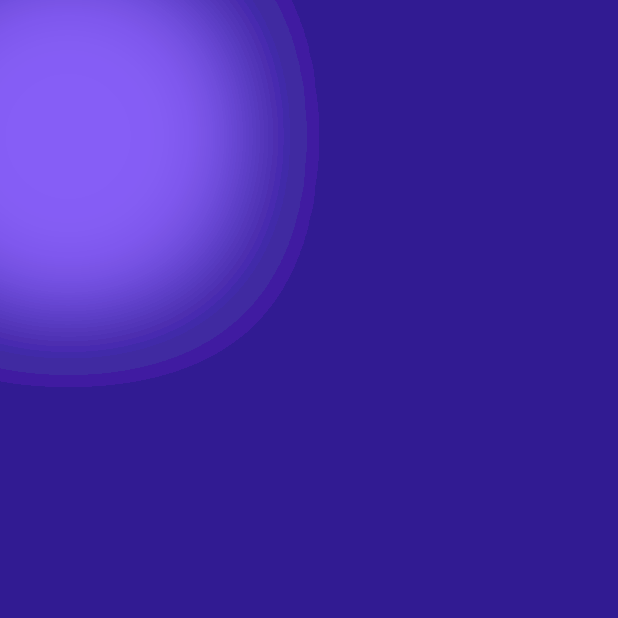
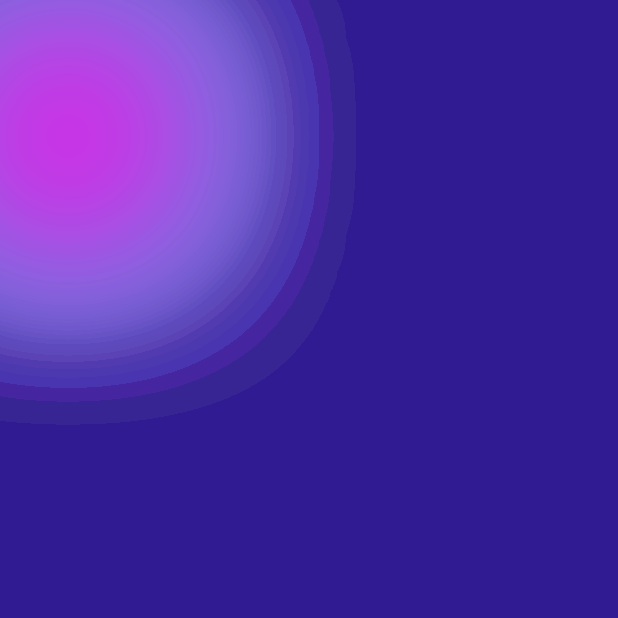
Before and after one commit to MariaBiserica/License-UI, a Flutter app: the screen it shows after launch, on a phone screen of 412 x 824 dp, the top half of it. Run offline on Flutter 3.47's test engine with Material 3 defaults, Android fonts, the phone set to English and light mode, and no system bars; our stand-ins replace cloud_firestore, file_picker, firebase_auth, firebase_core, firebase_storage, fl_chart and 1 more; accounts and stored records are empty; network calls fail.

Commit message:
Added more animations to the background and refactored folder structure.

```diff
--- a/license_peaksight/lib/authentication/animated_background.dart
+++ b/license_peaksight/lib/authentication/animated_background/animated_background.dart
@@ -2,6 +2,7 @@ import 'dart:math';
 import 'dart:ui';
 
 import 'package:flutter/material.dart';
+import 'package:license_peaksight/authentication/animated_background/circle_painter.dart';
 
 class PulsingBackground extends StatefulWidget {
   @override
@@ -11,13 +12,13 @@ class PulsingBackground extends StatefulWidget {
 class _PulsingBackgroundState extends State<PulsingBackground>
     with SingleTickerProviderStateMixin {
   late AnimationController _controller;
-  late List<Offset> _positions;
+  late List<Offset> _positions1, _positions2, _positions3;
 
   @override
   void initState() {
     super.initState();
     _controller = AnimationController(
-      duration: const Duration(seconds: 2), // Duration for one full cycle
+      duration: const Duration(seconds: 4), // Duration for one full cycle
       vsync: this,
     )..repeat(reverse: true);
   }
@@ -25,7 +26,9 @@ class _PulsingBackgroundState extends State<PulsingBackground>
   @override
   void didChangeDependencies() {
     super.didChangeDependencies();
-    _positions = generateRandomPositions(15);
+    _positions1 = generateRandomPositions(15);
+    _positions2 = generateRandomPositions(10);
+    _positions3 = generateRandomPositions(5);
   }
 
   List<Offset> generateRandomPositions(int count) {
@@ -51,8 +54,25 @@ class _PulsingBackgroundState extends State<PulsingBackground>
               painter: CirclePainter(
                 context: context,
                 controllerValue: _controller.value,
-                positions: _positions,
+                color: Color.fromARGB(255, 135, 95, 222).withOpacity(1 - _controller.value),
+                positions: _positions1,
               ),
+              child: CustomPaint(
+                painter: CirclePainter(
+                  context: context,
+                  controllerValue: _controller.value,
+                  color: Color.fromARGB(189, 55, 178, 222).withOpacity(1 - _controller.value),
+                  positions: _positions2,
+                ),
+                child: CustomPaint(
+                  painter: CirclePainter(
+                    context: context,
+                    controllerValue: _controller.value,
+                    color: Color.fromARGB(122, 236, 22, 233).withOpacity(1 - _controller.value),
+                    positions: _positions3,
+                  ),
+                ),
+              )
             );
           },
         ),
@@ -66,35 +86,3 @@ class _PulsingBackgroundState extends State<PulsingBackground>
     super.dispose();
   }
 }
-
-class CirclePainter extends CustomPainter {
-  CirclePainter({
-    required this.context,
-    required this.controllerValue,
-    required this.positions,
-  });
-
-  final BuildContext context;
-  final double controllerValue;
-  final List<Offset> positions;
-
-  @override
-  void paint(Canvas canvas, Size size) {
-    Paint paint = Paint()
-      ..color = Color.fromARGB(255, 135, 95, 247).withOpacity(1 - controllerValue)
-      ..maskFilter = MaskFilter.blur(BlurStyle.normal, convertRadiusToSigma(100.0)); // Increase the sigma for a larger blur
-
-    // The radius is multiplied by a larger number to increase the size
-    double radius = controllerValue * 20.0 + 50.0; // Base radius + animated growth
-    for (var position in positions) {
-      canvas.drawCircle(position, radius, paint);
-    }
-  }
-
-  @override
-  bool shouldRepaint(CirclePainter oldDelegate) => true;
-
-  double convertRadiusToSigma(double radius) {
-    return radius * 0.57735 + 0.5;
-  }
-}
--- /dev/null
+++ b/license_peaksight/lib/authentication/animated_background/circle_painter.dart
@@ -0,0 +1,35 @@
+import 'package:flutter/material.dart';
+
+class CirclePainter extends CustomPainter {
+  CirclePainter({
+    required this.context,
+    required this.controllerValue,
+    required this.color,
+    required this.positions,
+  });
+
+  final BuildContext context;
+  final double controllerValue;
+  final Color color;
+  final List<Offset> positions;
+
+  @override
+  void paint(Canvas canvas, Size size) {
+    Paint paint = Paint()
+      ..color = color
+      ..maskFilter = MaskFilter.blur(BlurStyle.normal, convertRadiusToSigma(110.0)); // Increase the sigma for a larger blur
+
+    // The radius is multiplied by a larger number to increase the size
+    double radius = controllerValue * 20.0 + 50.0; // Base radius + animated growth
+    for (var position in positions) {
+      canvas.drawCircle(position, radius, paint);
+    }
+  }
+
+  @override
+  bool shouldRepaint(CirclePainter oldDelegate) => true;
+
+  double convertRadiusToSigma(double radius) {
+    return radius * 0.57735 + 0.5;
+  }
+}
--- a/license_peaksight/lib/authentication/login_page.dart
+++ b/license_peaksight/lib/authentication/login_page.dart
@@ -1,7 +1,7 @@
 import 'package:cloud_firestore/cloud_firestore.dart';
 import 'package:firebase_auth/firebase_auth.dart';
 import 'package:flutter/material.dart';
-import 'package:license_peaksight/authentication/animated_background.dart';
+import 'package:license_peaksight/authentication/animated_background/animated_background.dart';
 import 'package:license_peaksight/authentication/register_page.dart';
 import 'package:license_peaksight/authentication/user_model.dart';
 import 'package:license_peaksight/widget_tree.dart';
```
